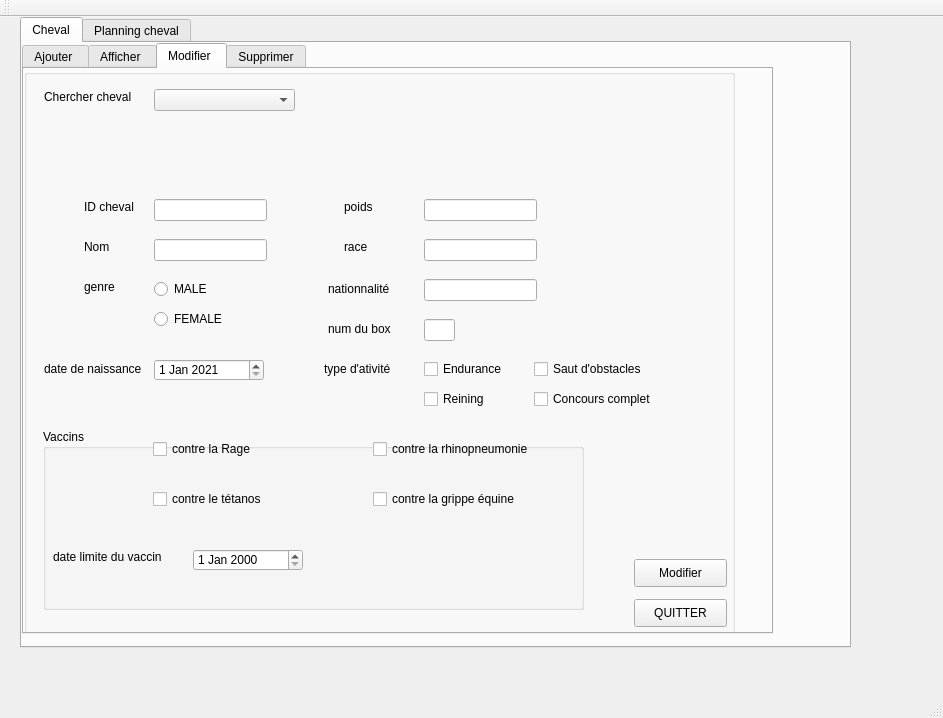
This is mainwindow.ui in soumaya-nheri/Smart-Club-2A26 as Qt 5 draws it before an edit. The edited form follows.
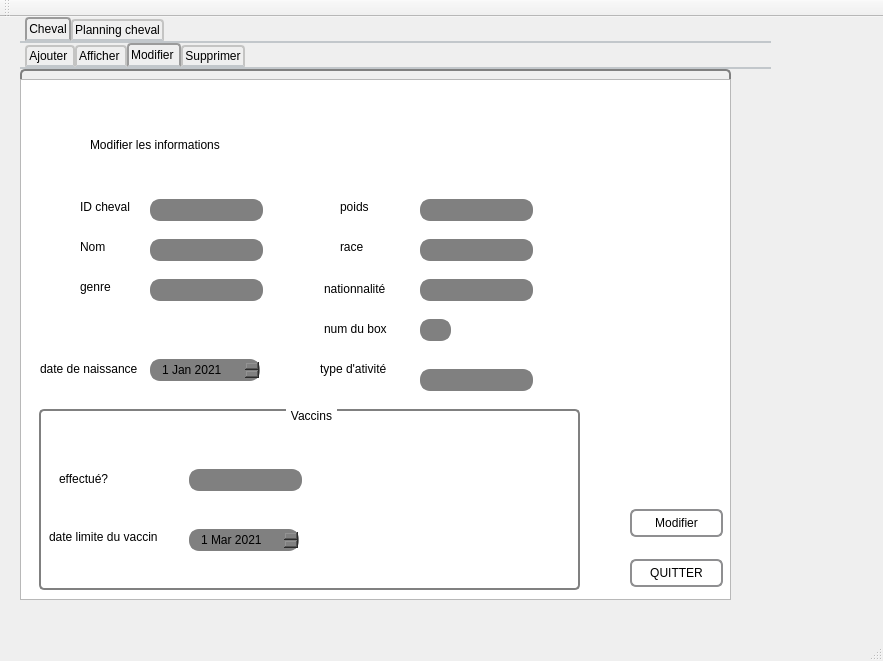
This is the edited form. The open tabs and pages were chosen to show the change. Custom widgets are drawn as their Qt base class.

Diff of the .ui file:
```diff
--- a/mainwindow.ui
+++ b/mainwindow.ui
@@ -6,23 +6,64 @@
    <rect>
     <x>0</x>
     <y>0</y>
-    <width>943</width>
-    <height>718</height>
+    <width>883</width>
+    <height>661</height>
    </rect>
   </property>
   <property name="windowTitle">
    <string>Gestion des Clients</string>
   </property>
+  <property name="styleSheet">
+   <string notr="true"/>
+  </property>
   <widget class="QWidget" name="centralWidget">
    <widget class="QTabWidget" name="tabWidget">
     <property name="geometry">
      <rect>
       <x>20</x>
       <y>0</y>
-      <width>831</width>
+      <width>751</width>
       <height>631</height>
      </rect>
     </property>
+    <property name="styleSheet">
+     <string notr="true">QTabWidget::pane { /* The tab widget frame */
+    border-top: 2px solid #C2C7CB;
+}
+
+QTabWidget::tab-bar {
+    left: 5px; /* move to the right by 5px */
+}
+
+/* Style the tab using the tab sub-control. Note that
+    it reads QTabBar _not_ QTabWidget */
+QTabBar::tab {
+    background: qlineargradient(x1: 0, y1: 0, x2: 0, y2: 1,
+                                stop: 0 #E1E1E1, stop: 0.4 #DDDDDD,
+                                stop: 0.5 #D8D8D8, stop: 1.0 #D3D3D3);
+    border: 2px solid #C4C4C3;
+    border-bottom-color: #C2C7CB; /* same as the pane color */
+    border-top-left-radius: 4px;
+    border-top-right-radius: 4px;
+    min-width: 8ex;
+    padding: 2px;
+}
+
+QTabBar::tab:selected, QTabBar::tab:hover {
+    background: qlineargradient(x1: 0, y1: 0, x2: 0, y2: 1,
+                                stop: 0 #fafafa, stop: 0.4 #f4f4f4,
+                                stop: 0.5 #e7e7e7, stop: 1.0 #fafafa);
+}
+
+QTabBar::tab:selected {
+    border-color: #9B9B9B;
+    border-bottom-color: #C2C7CB; /* same as pane color */
+}
+
+QTabBar::tab:!selected {
+    margin-top: 2px; /* make non-selected tabs look smaller */
+}</string>
+    </property>
     <property name="currentIndex">
      <number>0</number>
     </property>
@@ -36,7 +77,7 @@
         <x>0</x>
         <y>0</y>
         <width>751</width>
-        <height>591</height>
+        <height>621</height>
        </rect>
       </property>
       <property name="currentIndex">
@@ -419,15 +460,33 @@
        <attribute name="title">
         <string>Modifier </string>
        </attribute>
-       <widget class="QGroupBox" name="groupBox_5">
+       <widget class="QGroupBox" name="tableView">
         <property name="geometry">
          <rect>
           <x>0</x>
           <y>0</y>
           <width>711</width>
-          <height>581</height>
+          <height>531</height>
          </rect>
         </property>
+        <property name="styleSheet">
+         <string notr="true">QGroupBox {
+    background-color: qlineargradient(x1: 0, y1: 0, x2: 0, y2: 1,
+                                      stop: 0 #E0E0E0, stop: 1 #FFFFFF);
+    border: 2px solid gray;
+    border-radius: 5px;
+    margin-top: 1ex; /* leave space at the top for the title */
+}
+
+QGroupBox::title {
+    subcontrol-origin: margin;
+    subcontrol-position: top center; /* position at the top center */
+    padding: 0 3px;
+    background-color: qlineargradient(x1: 0, y1: 0, x2: 0, y2: 1,
+                                      stop: 0 #FF0ECE, stop: 1 #FFFFFF);
+}
+</string>
+        </property>
         <property name="title">
          <string/>
         </property>
@@ -440,6 +499,16 @@
            <height>22</height>
           </rect>
          </property>
+         <property name="styleSheet">
+          <string notr="true">QLineEdit {
+    border: 2px solid gray;
+    border-radius: 10px;
+    padding: 0 8px;
+    background: grey;
+    selection-background-color: darkgray;
+}
+</string>
+         </property>
         </widget>
         <widget class="QLineEdit" name="nomChev_2">
          <property name="geometry">
@@ -450,6 +519,16 @@
            <height>22</height>
           </rect>
          </property>
+         <property name="styleSheet">
+          <string notr="true">QLineEdit {
+    border: 2px solid gray;
+    border-radius: 10px;
+    padding: 0 8px;
+    background: grey;
+    selection-background-color: darkgray;
+}
+</string>
+         </property>
         </widget>
         <widget class="QLineEdit" name="poidsChev_2">
          <property name="geometry">
@@ -460,6 +539,16 @@
            <height>22</height>
           </rect>
          </property>
+         <property name="styleSheet">
+          <string notr="true">QLineEdit {
+    border: 2px solid gray;
+    border-radius: 10px;
+    padding: 0 8px;
+    background: grey;
+    selection-background-color: darkgray;
+}
+</string>
+         </property>
         </widget>
         <widget class="QLabel" name="label_17">
          <property name="geometry">
@@ -470,6 +559,10 @@
            <height>16</height>
           </rect>
          </property>
+         <property name="styleSheet">
+          <string notr="true">font: 25 8pt &quot;Footlight MT Light&quot;;
+</string>
+         </property>
          <property name="text">
           <string>ID cheval</string>
          </property>
@@ -483,6 +576,9 @@
            <height>16</height>
           </rect>
          </property>
+         <property name="styleSheet">
+          <string notr="true">font: 25 8pt &quot;Footlight MT Light&quot;;</string>
+         </property>
          <property name="text">
           <string>Nom</string>
          </property>
@@ -496,6 +592,9 @@
            <height>16</height>
           </rect>
          </property>
+         <property name="styleSheet">
+          <string notr="true">font: 25 8pt &quot;Footlight MT Light&quot;;</string>
+         </property>
          <property name="text">
           <string>genre</string>
          </property>
@@ -509,6 +608,9 @@
            <height>20</height>
           </rect>
          </property>
+         <property name="styleSheet">
+          <string notr="true">font: 25 8pt &quot;Footlight MT Light&quot;;</string>
+         </property>
          <property name="text">
           <string>date de naissance</string>
          </property>
@@ -522,6 +624,9 @@
            <height>16</height>
           </rect>
          </property>
+         <property name="styleSheet">
+          <string notr="true">font: 25 8pt &quot;Footlight MT Light&quot;;</string>
+         </property>
          <property name="text">
           <string>poids</string>
          </property>
@@ -535,6 +640,9 @@
            <height>16</height>
           </rect>
          </property>
+         <property name="styleSheet">
+          <string notr="true">font: 25 8pt &quot;Footlight MT Light&quot;;</string>
+         </property>
          <property name="text">
           <string>race</string>
          </property>
@@ -548,6 +656,9 @@
            <height>20</height>
           </rect>
          </property>
+         <property name="styleSheet">
+          <string notr="true">font: 25 8pt &quot;Footlight MT Light&quot;;</string>
+         </property>
          <property name="text">
           <string>nationnalité</string>
          </property>
@@ -561,6 +672,9 @@
            <height>20</height>
           </rect>
          </property>
+         <property name="styleSheet">
+          <string notr="true">font: 25 8pt &quot;Footlight MT Light&quot;;</string>
+         </property>
          <property name="text">
           <string>num du box</string>
          </property>
@@ -574,37 +688,14 @@
            <height>20</height>
           </rect>
          </property>
+         <property name="styleSheet">
+          <string notr="true">font: 25 8pt &quot;Footlight MT Light&quot;;</string>
+         </property>
          <property name="text">
           <string>type d'ativité</string>
          </property>
         </widget>
-        <widget class="QRadioButton" name="Male_2">
-         <property name="geometry">
-          <rect>
-           <x>130</x>
-           <y>210</y>
-           <width>95</width>
-           <height>20</height>
-          </rect>
-         </property>
-         <property name="text">
-          <string>MALE</string>
-         </property>
-        </widget>
-        <widget class="QRadioButton" name="Female_2">
-         <property name="geometry">
-          <rect>
-           <x>130</x>
-           <y>240</y>
-           <width>95</width>
-           <height>20</height>
-          </rect>
-         </property>
-         <property name="text">
-          <string>FEMALE</string>
-         </property>
-        </widget>
-        <widget class="QDateEdit" name="dateEdit_2">
+        <widget class="QDateEdit" name="dateChev_2">
          <property name="geometry">
           <rect>
            <x>130</x>
@@ -613,6 +704,16 @@
            <height>22</height>
           </rect>
          </property>
+         <property name="styleSheet">
+          <string notr="true">QDateEdit {
+    border: 2px solid gray;
+    border-radius: 10px;
+    padding: 0 8px;
+    background: grey;
+    selection-background-color: darkgray;
+}
+</string>
+         </property>
          <property name="dateTime">
           <datetime>
            <hour>0</hour>
@@ -638,63 +739,11 @@
           </date>
          </property>
         </widget>
-        <widget class="QCheckBox" name="E_2">
-         <property name="geometry">
-          <rect>
-           <x>400</x>
-           <y>290</y>
-           <width>81</width>
-           <height>20</height>
-          </rect>
-         </property>
-         <property name="text">
-          <string>Endurance</string>
-         </property>
-        </widget>
-        <widget class="QCheckBox" name="saut_2">
-         <property name="geometry">
-          <rect>
-           <x>510</x>
-           <y>290</y>
-           <width>121</width>
-           <height>20</height>
-          </rect>
-         </property>
-         <property name="text">
-          <string>Saut d'obstacles</string>
-         </property>
-        </widget>
-        <widget class="QCheckBox" name="R_2">
-         <property name="geometry">
-          <rect>
-           <x>400</x>
-           <y>320</y>
-           <width>81</width>
-           <height>20</height>
-          </rect>
-         </property>
-         <property name="text">
-          <string>Reining</string>
-         </property>
-        </widget>
-        <widget class="QCheckBox" name="cc_2">
-         <property name="geometry">
-          <rect>
-           <x>510</x>
-           <y>320</y>
-           <width>131</width>
-           <height>20</height>
-          </rect>
-         </property>
-         <property name="text">
-          <string>Concours complet</string>
-         </property>
-        </widget>
         <widget class="QGroupBox" name="groupBox_6">
          <property name="geometry">
           <rect>
            <x>19</x>
-           <y>360</y>
+           <y>340</y>
            <width>541</width>
            <height>181</height>
           </rect>
@@ -702,58 +751,6 @@
          <property name="title">
           <string>Vaccins</string>
          </property>
-         <widget class="QCheckBox" name="Rage_2">
-          <property name="geometry">
-           <rect>
-            <x>110</x>
-            <y>10</y>
-            <width>111</width>
-            <height>20</height>
-           </rect>
-          </property>
-          <property name="text">
-           <string>contre la Rage</string>
-          </property>
-         </widget>
-         <widget class="QCheckBox" name="tetanos_2">
-          <property name="geometry">
-           <rect>
-            <x>110</x>
-            <y>60</y>
-            <width>121</width>
-            <height>20</height>
-           </rect>
-          </property>
-          <property name="text">
-           <string>contre le tétanos</string>
-          </property>
-         </widget>
-         <widget class="QCheckBox" name="rhino_2">
-          <property name="geometry">
-           <rect>
-            <x>330</x>
-            <y>10</y>
-            <width>181</width>
-            <height>20</height>
-           </rect>
-          </property>
-          <property name="text">
-           <string>contre la rhinopneumonie</string>
-          </property>
-         </widget>
-         <widget class="QCheckBox" name="grippe_2">
-          <property name="geometry">
-           <rect>
-            <x>330</x>
-            <y>60</y>
-            <width>161</width>
-            <height>20</height>
-           </rect>
-          </property>
-          <property name="text">
-           <string>contre la grippe équine</string>
-          </property>
-         </widget>
          <widget class="QLabel" name="label_26">
           <property name="geometry">
            <rect>
@@ -763,6 +760,9 @@
             <height>16</height>
            </rect>
           </property>
+          <property name="styleSheet">
+           <string notr="true">font: 25 8pt &quot;Footlight MT Light&quot;;</string>
+          </property>
           <property name="text">
            <string>date limite du vaccin</string>
           </property>
@@ -776,45 +776,105 @@
             <height>22</height>
            </rect>
           </property>
+          <property name="styleSheet">
+           <string notr="true">QDateEdit {
+    border: 2px solid gray;
+    border-radius: 10px;
+    padding: 0 8px;
+    background: grey;
+    selection-background-color: darkgray;
+}
+
+</string>
+          </property>
+          <property name="maximumDate">
+           <date>
+            <year>2023</year>
+            <month>3</month>
+            <day>1</day>
+           </date>
+          </property>
+          <property name="minimumDate">
+           <date>
+            <year>2021</year>
+            <month>3</month>
+            <day>1</day>
+           </date>
+          </property>
+         </widget>
+         <widget class="QLineEdit" name="vaccinsChev_2">
+          <property name="geometry">
+           <rect>
+            <x>150</x>
+            <y>60</y>
+            <width>113</width>
+            <height>22</height>
+           </rect>
+          </property>
+          <property name="styleSheet">
+           <string notr="true">QLineEdit {
+    border: 2px solid gray;
+    border-radius: 10px;
+    padding: 0 8px;
+    background: grey;
+    selection-background-color: darkgray;
+}
+</string>
+          </property>
+         </widget>
+         <widget class="QLabel" name="label_16">
+          <property name="geometry">
+           <rect>
+            <x>20</x>
+            <y>60</y>
+            <width>121</width>
+            <height>20</height>
+           </rect>
+          </property>
+          <property name="styleSheet">
+           <string notr="true">font: 25 8pt &quot;Footlight MT Light&quot;;</string>
+          </property>
+          <property name="text">
+           <string>effectué?</string>
+          </property>
          </widget>
         </widget>
         <widget class="QPushButton" name="modifier_cheval">
          <property name="geometry">
           <rect>
            <x>610</x>
-           <y>490</y>
+           <y>440</y>
            <width>93</width>
            <height>28</height>
           </rect>
          </property>
+         <property name="styleSheet">
+          <string notr="true">QPushButton {
+    border: 2px solid #8f8f91;
+    border-radius: 6px;
+    background-color: qlineargradient(x1: 0, y1: 0, x2: 0, y2: 1,
+                                      stop: 0 #f6f7fa, stop: 1 #dadbde);
+    min-width: 80px;
+}
+
+QPushButton:pressed {
+    background-color: qlineargradient(x1: 0, y1: 0, x2: 0, y2: 1,
+                                      stop: 0 #dadbde, stop: 1 #f6f7fa);
+}
+
+QPushButton:flat {
+    border: none; /* no border for a flat push button */
+}
+
+QPushButton:default {
+    border-color: navy; /* make the default button prominent */
+}</string>
+         </property>
          <property name="text">
           <string>Modifier</string>
          </property>
         </widget>
-        <widget class="QComboBox" name="comboBox_2">
-         <property name="geometry">
-          <rect>
-           <x>130</x>
-           <y>20</y>
-           <width>141</width>
-           <height>22</height>
-          </rect>
-         </property>
-        </widget>
-        <widget class="QLabel" name="label_16">
-         <property name="geometry">
-          <rect>
-           <x>20</x>
-           <y>20</y>
-           <width>111</width>
-           <height>16</height>
-          </rect>
-         </property>
-         <property name="text">
-          <string>Chercher cheval</string>
-         </property>
-        </widget>
-        <widget class="QLineEdit" name="lineEdit_11">
+        <widget class="QLineEdit" name="raceChev_2">
          <property name="geometry">
           <rect>
            <x>400</x>
@@ -823,8 +883,18 @@
            <height>22</height>
           </rect>
          </property>
+         <property name="styleSheet">
+          <string notr="true">QLineEdit {
+    border: 2px solid gray;
+    border-radius: 10px;
+    padding: 0 8px;
+    background: grey;
+    selection-background-color: darkgray;
+}
+</string>
+         </property>
         </widget>
-        <widget class="QLineEdit" name="lineEdit_12">
+        <widget class="QLineEdit" name="nationnaliteChev_2">
          <property name="geometry">
           <rect>
            <x>400</x>
@@ -833,8 +903,18 @@
            <height>22</height>
           </rect>
          </property>
+         <property name="styleSheet">
+          <string notr="true">QLineEdit {
+    border: 2px solid gray;
+    border-radius: 10px;
+    padding: 0 8px;
+    background: grey;
+    selection-background-color: darkgray;
+}
+</string>
+         </property>
         </widget>
-        <widget class="QLineEdit" name="lineEdit_13">
+        <widget class="QLineEdit" name="numbox_2">
          <property name="geometry">
           <rect>
            <x>400</x>
@@ -843,20 +923,142 @@
            <height>22</height>
           </rect>
          </property>
+         <property name="styleSheet">
+          <string notr="true">QLineEdit {
+    border: 2px solid gray;
+    border-radius: 10px;
+    padding: 0 8px;
+    background: grey;
+    selection-background-color: darkgray;
+}
+</string>
+         </property>
         </widget>
         <widget class="QPushButton" name="QUITTER_3">
          <property name="geometry">
           <rect>
            <x>610</x>
-           <y>530</y>
+           <y>490</y>
            <width>93</width>
            <height>28</height>
           </rect>
          </property>
+         <property name="styleSheet">
+          <string notr="true">QPushButton {
+    border: 2px solid #8f8f91;
+    border-radius: 6px;
+    background-color: qlineargradient(x1: 0, y1: 0, x2: 0, y2: 1,
+                                      stop: 0 #f6f7fa, stop: 1 #dadbde);
+    min-width: 80px;
+}
+
+QPushButton:pressed {
+    background-color: qlineargradient(x1: 0, y1: 0, x2: 0, y2: 1,
+                                      stop: 0 #dadbde, stop: 1 #f6f7fa);
+}
+
+QPushButton:flat {
+    border: none; /* no border for a flat push button */
+}
+
+QPushButton:default {
+    border-color: navy; /* make the default button prominent */
+}</string>
+         </property>
          <property name="text">
           <string>QUITTER</string>
          </property>
         </widget>
+        <widget class="QLineEdit" name="genreChev_2">
+         <property name="geometry">
+          <rect>
+           <x>130</x>
+           <y>210</y>
+           <width>113</width>
+           <height>22</height>
+          </rect>
+         </property>
+         <property name="styleSheet">
+          <string notr="true">QLineEdit {
+    border: 2px solid gray;
+    border-radius: 10px;
+    padding: 0 8px;
+    background: grey;
+    selection-background-color: darkgray;
+}
+
+</string>
+         </property>
+        </widget>
+        <widget class="QLineEdit" name="type_actChev_2">
+         <property name="geometry">
+          <rect>
+           <x>400</x>
+           <y>300</y>
+           <width>113</width>
+           <height>22</height>
+          </rect>
+         </property>
+         <property name="styleSheet">
+          <string notr="true">QLineEdit {
+    border: 2px solid gray;
+    border-radius: 10px;
+    padding: 0 8px;
+    background: grey;
+    selection-background-color: darkgray;
+}
+</string>
+         </property>
+        </widget>
+        <widget class="QLabel" name="label_35">
+         <property name="geometry">
+          <rect>
+           <x>70</x>
+           <y>60</y>
+           <width>331</width>
+           <height>31</height>
+          </rect>
+         </property>
+         <property name="styleSheet">
+          <string notr="true">font: 25 18pt &quot;Footlight MT Light&quot;;</string>
+         </property>
+         <property name="text">
+          <string>Modifier les informations </string>
+         </property>
+        </widget>
+        <widget class="QTableView" name="tableView_3">
+         <property name="geometry">
+          <rect>
+           <x>0</x>
+           <y>10</y>
+           <width>711</width>
+           <height>521</height>
+          </rect>
+         </property>
+        </widget>
+        <zorder>tableView_3</zorder>
+        <zorder>idChev_2</zorder>
+        <zorder>nomChev_2</zorder>
+        <zorder>poidsChev_2</zorder>
+        <zorder>label_17</zorder>
+        <zorder>label_18</zorder>
+        <zorder>label_19</zorder>
+        <zorder>label_20</zorder>
+        <zorder>label_21</zorder>
+        <zorder>label_22</zorder>
+        <zorder>label_23</zorder>
+        <zorder>label_24</zorder>
+        <zorder>label_25</zorder>
+        <zorder>dateChev_2</zorder>
+        <zorder>groupBox_6</zorder>
+        <zorder>modifier_cheval</zorder>
+        <zorder>raceChev_2</zorder>
+        <zorder>nationnaliteChev_2</zorder>
+        <zorder>numbox_2</zorder>
+        <zorder>QUITTER_3</zorder>
+        <zorder>genreChev_2</zorder>
+        <zorder>type_actChev_2</zorder>
+        <zorder>label_35</zorder>
        </widget>
       </widget>
       <widget class="QWidget" name="tab_8">
@@ -1073,25 +1275,15 @@
            <height>22</height>
           </rect>
          </property>
-        </widget>
-        <widget class="QLineEdit" name="date_activite">
-         <property name="geometry">
-          <rect>
-           <x>240</x>
-           <y>210</y>
-           <width>113</width>
-           <height>22</height>
-          </rect>
-         </property>
-        </widget>
-        <widget class="QTableView" name="tableView">
-         <property name="geometry">
-          <rect>
-           <x>0</x>
-           <y>40</y>
-           <width>731</width>
-           <height>431</height>
-          </rect>
+         <property name="styleSheet">
+          <string notr="true">QLineEdit {
+    border: 2px solid gray;
+    border-radius: 10px;
+    padding: 0 8px;
+    background: grey;
+    selection-background-color: darkgray;
+}
+</string>
          </property>
         </widget>
         <widget class="QPushButton" name="pushButton_Quitter">
@@ -1414,17 +1606,17 @@
        <attribute name="title">
         <string>Statistique</string>
        </attribute>
-       <widget class="QLabel" name="label_35">
+       <widget class="QGroupBox" name="groupBox_10">
         <property name="geometry">
          <rect>
-          <x>230</x>
-          <y>50</y>
-          <width>271</width>
-          <height>20</height>
+          <x>-1</x>
+          <y>-1</y>
+          <width>741</width>
+          <height>531</height>
          </rect>
         </property>
-        <property name="text">
-         <string>Voir les statistiques des chevaux</string>
+        <property name="title">
+         <string/>
         </property>
        </widget>
       </widget>
@@ -1453,6 +1645,13 @@
   <widget class="QStatusBar" name="statusBar"/>
  </widget>
  <layoutdefault spacing="6" margin="11"/>
+ <customwidgets>
+  <customwidget>
+   <class>QCustomPlot</class>
+   <extends>QTableWidget</extends>
+   <header>qcustomplot.h</header>
+  </customwidget>
+ </customwidgets>
  <resources/>
  <connections/>
 </ui>
```
Left out of the diff: 1291 changed lines with no effect on the pictures.
